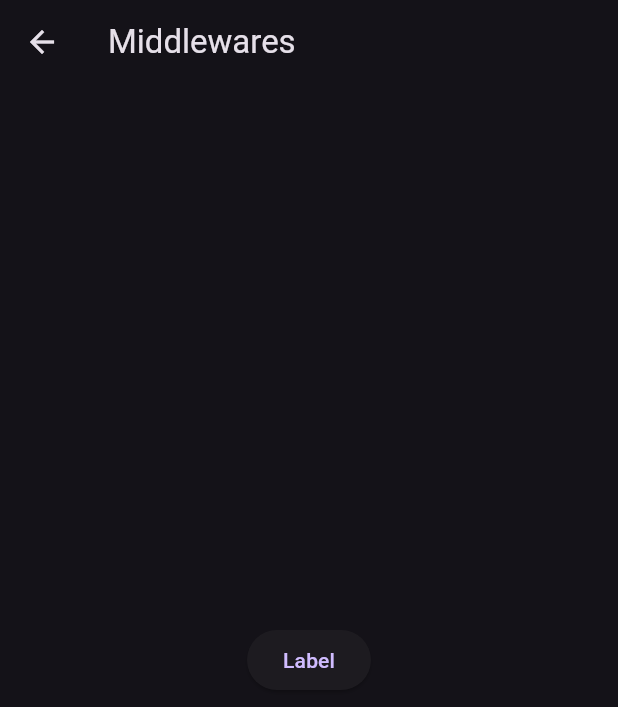
After one commit to thiagouxdev/GetX, a Flutter app: the MiddlewaresHomePage screen opened by its route, on a phone screen of 412 x 824 dp. The commit adds this screen. Shown: the top 707 px of the screen. Run offline on Flutter 3.47's test engine with Material 3 defaults, Android fonts, the phone set to English and light mode, and no system bars; our stand-ins replace get.

Commit message:
Nova area de middlewares foi adiconada

```diff
--- a/2_rotas/get_rotas_nomeadas/lib/main.dart
+++ b/2_rotas/get_rotas_nomeadas/lib/main.dart
@@ -1,12 +1,14 @@
 import 'package:flutter/material.dart';
 import 'package:get/get.dart';
 import 'package:get_rotas_nomeadas/pages/envio_paramentros/arguments_param_page.dart';
-import 'package:get_rotas_nomeadas/pages/envio_paramentros/envio_parametros_home_page.dart';
+import 'package:get_rotas_nomeadas/pages/middlewares/middlewares_home_page.dart';
 import 'package:get_rotas_nomeadas/pages/envio_paramentros/path_param_page.dart';
 import 'package:get_rotas_nomeadas/pages/envio_paramentros/query_param_page.dart';
 import 'package:get_rotas_nomeadas/pages/inicial/inicial_page_1.dart';
 import 'package:get_rotas_nomeadas/pages/home_page.dart';
 import 'package:get_rotas_nomeadas/pages/rota_nao_encontrada/rota_nao_encontrada.dart';
+
+import 'pages/envio_paramentros/envio_parametros_home_page copy.dart';
 
 void main() {
   runApp(const MyApp());
@@ -66,6 +68,10 @@ class MyApp extends StatelessWidget {
                 name: "/queryParam",
                 page: () => const QueryParamPage(),
               ),
+              GetPage(
+                name: "/meddlewares",
+                page: () => const MiddlewaresHomePage(),
+              ),
             ]),
       ],
     );
--- /dev/null
+++ b/2_rotas/get_rotas_nomeadas/lib/pages/middlewares/middlewares_home_page.dart
@@ -0,0 +1,25 @@
+import 'package:flutter/material.dart';
+
+class MiddlewaresHomePage extends StatelessWidget {
+  const MiddlewaresHomePage({super.key});
+
+  @override
+  Widget build(BuildContext context) {
+    return Scaffold(
+      appBar: AppBar(
+        title: const Text('Middlewares'),
+      ),
+      body: Center(
+        child: Column(
+          mainAxisAlignment: MainAxisAlignment.center,
+          children: [
+            ElevatedButton(
+              onPressed: () {},
+              child: const Text("Label"),
+            ),
+          ],
+        ),
+      ),
+    );
+  }
+}
```
Also changed, not shown: 2_rotas/get_rotas_nomeadas/lib/pages/envio_paramentros/envio_parametros_home_page copy.dart (renamed from 2_rotas/get_rotas_nomeadas/lib/pages/envio_paramentros/envio_parametros_home_page.dart).
